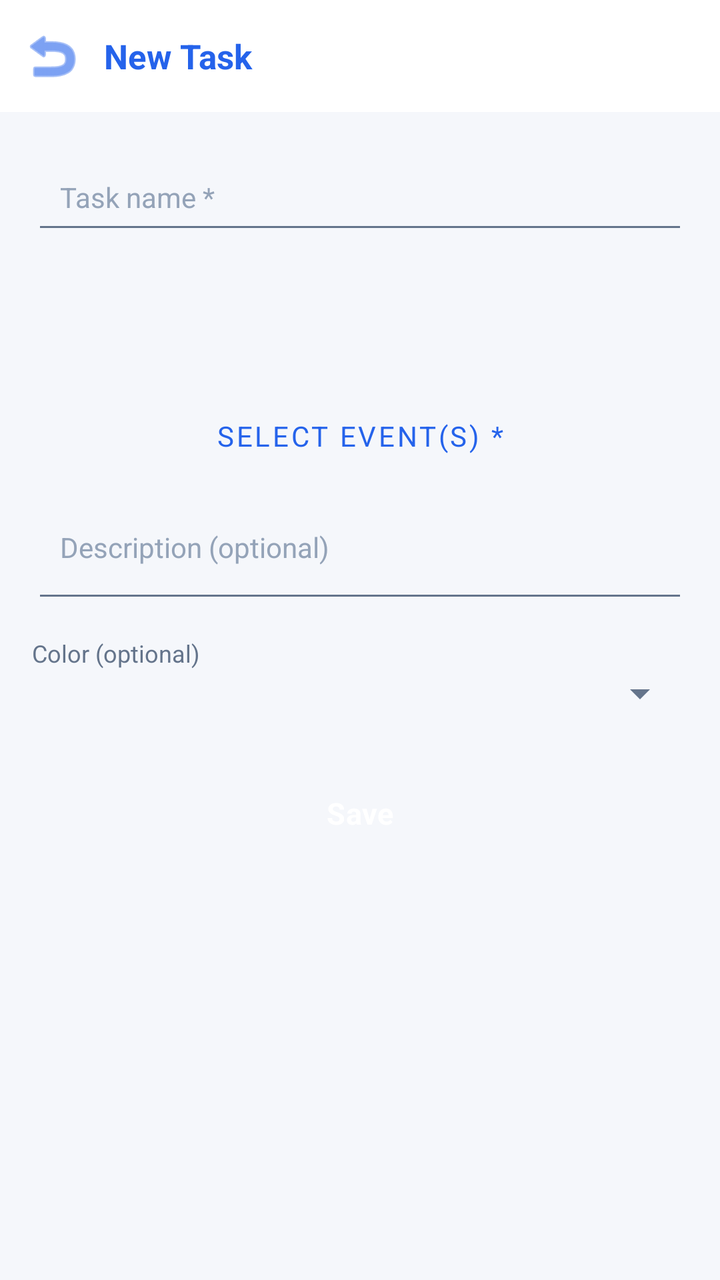
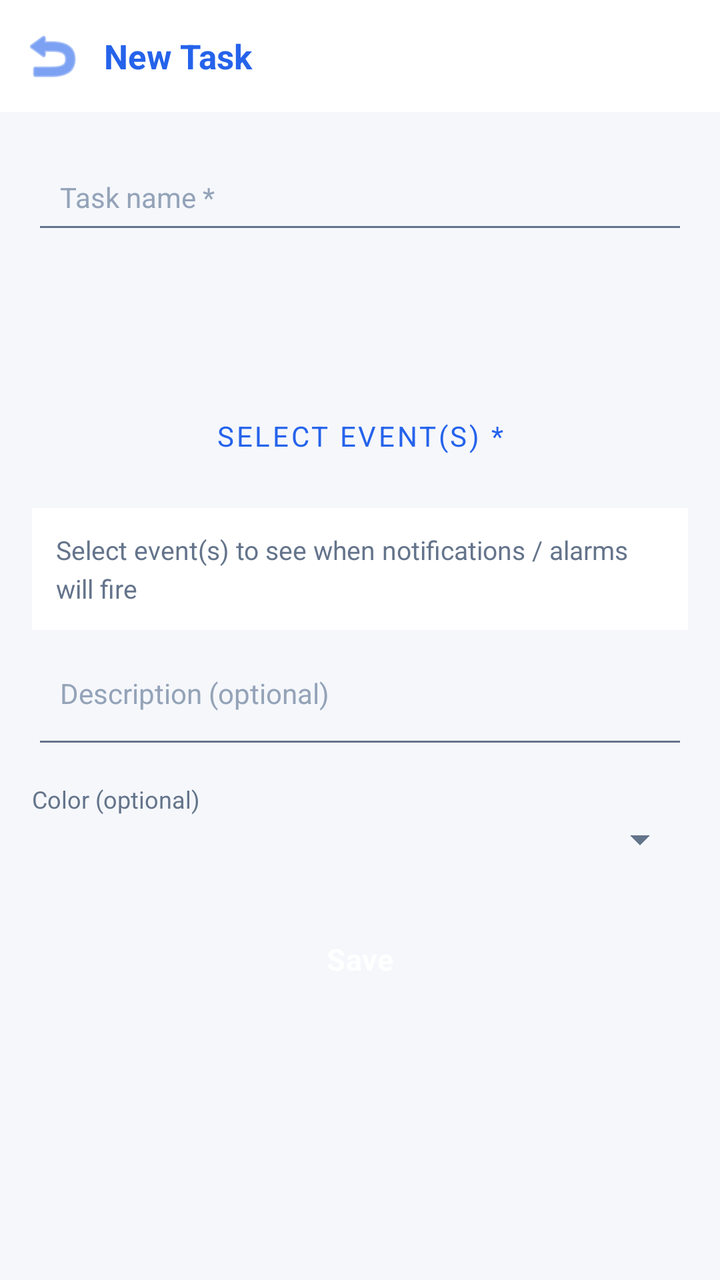

Before-and-after screenshots of an Android layout around one commit, followed by the original layout XML and the change that was made.
<!-- AndroidManifest.xml: application theme Theme.ExpenseOS -->
<!-- res/layout/activity_add_task.xml -->
<?xml version="1.0" encoding="utf-8"?>
<ScrollView xmlns:android="http://schemas.android.com/apk/res/android"
    android:layout_width="match_parent"
    android:layout_height="match_parent"
    android:background="@color/bg">

    <LinearLayout
        android:layout_width="match_parent"
        android:layout_height="wrap_content"
        android:orientation="vertical">

        <LinearLayout
            android:layout_width="match_parent"
            android:layout_height="56dp"
            android:background="@color/nav_bg"
            android:gravity="center_vertical"
            android:orientation="horizontal"
            android:paddingHorizontal="8dp">

            <ImageButton
                android:id="@+id/btnBack"
                android:layout_width="36dp"
                android:layout_height="36dp"
                android:background="?attr/selectableItemBackgroundBorderless"
                android:src="@android:drawable/ic_menu_revert"
                android:tint="@color/primary" />

            <TextView
                android:layout_width="wrap_content"
                android:layout_height="wrap_content"
                android:layout_marginStart="8dp"
                android:text="New Task"
                android:textColor="@color/primary"
                android:textSize="17sp"
                android:textStyle="bold" />
        </LinearLayout>

        <LinearLayout
            android:layout_width="match_parent"
            android:layout_height="wrap_content"
            android:orientation="vertical"
            android:padding="16dp">

            <EditText
                android:id="@+id/etTaskName"
                android:layout_width="match_parent"
                android:layout_height="wrap_content"
                android:hint="Task name *" />

            <LinearLayout
                android:layout_width="match_parent"
                android:layout_height="wrap_content"
                android:layout_marginTop="12dp"
                android:orientation="horizontal">

                <Button
                    android:id="@+id/btnTaskDate"
                    style="@style/Widget.MaterialComponents.Button.OutlinedButton"
                    android:layout_width="0dp"
                    android:layout_height="wrap_content"
                    android:layout_weight="1" />

                <Button
                    android:id="@+id/btnTaskTime"
                    style="@style/Widget.MaterialComponents.Button.OutlinedButton"
                    android:layout_width="0dp"
                    android:layout_height="wrap_content"
                    android:layout_weight="1"
                    android:layout_marginStart="8dp" />
            </LinearLayout>

            <Button
                android:id="@+id/btnTaskEvents"
                style="@style/Widget.MaterialComponents.Button.OutlinedButton"
                android:layout_width="match_parent"
                android:layout_height="wrap_content"
                android:layout_marginTop="12dp"
                android:text="Select event(s) *" />

            <EditText
                android:id="@+id/etTaskDescription"
                android:layout_width="match_parent"
                android:layout_height="wrap_content"
                android:layout_marginTop="12dp"
                android:hint="Description (optional)"
                android:minLines="2"
                android:gravity="top" />

            <TextView
                android:layout_width="wrap_content"
                android:layout_height="wrap_content"
                android:layout_marginTop="12dp"
                android:text="Color (optional)"
                android:textSize="12sp"
                android:textColor="@color/text_muted" />

            <Spinner
                android:id="@+id/spTaskColor"
                android:layout_width="match_parent"
                android:layout_height="wrap_content" />

            <Button
                android:id="@+id/btnSaveTask"
                style="@style/BtnPrimary"
                android:layout_width="match_parent"
                android:layout_height="48dp"
                android:layout_marginTop="24dp"
                android:text="Save" />
        </LinearLayout>
    </LinearLayout>
</ScrollView>
<!-- resources referenced by this layout -->
<resources>
  <color name="bg">#F5F7FB</color>
  <color name="nav_bg">#FFFFFF</color>
  <color name="primary">#2563EB</color>
  <color name="text_muted">#64748B</color>
  <style name="BtnPrimary" parent="BtnBase">
          <item name="backgroundTint">@color/primary</item>
          <item name="android:textColor">@color/on_primary</item>
      </style>
  <color name="on_primary">#FFFFFF</color>
  <color name="primary_dark">#1D4ED8</color>
  <color name="secondary">#0F766E</color>
  <color name="secondary_dark">#115E59</color>
  <color name="surface">#FFFFFF</color>
  <color name="text">#0F172A</color>
  <color name="danger">#E11D48</color>
  <color name="text_hint">#94A3B8</color>
  <style name="Widget.ExpenseOS.EditText" parent="Widget.AppCompat.EditText">
          <item name="android:textSize">@dimen/type_body</item>
          <item name="android:textColor">@color/text</item>
          <item name="android:textColorHint">@color/text_hint</item>
          <item name="android:paddingStart">14dp</item>
          <item name="android:paddingEnd">14dp</item>
          <item name="android:minHeight">@dimen/input_height</item>
      </style>
  <style name="ThemeOverlay.ExpenseOS.Dialog" parent="ThemeOverlay.MaterialComponents.MaterialAlertDialog">
          <item name="colorPrimary">@color/primary</item>
          <item name="colorSurface">@color/surface</item>
          <item name="colorOnSurface">@color/text</item>
          <item name="shapeAppearanceOverlay">@style/ShapeAppearance.ExpenseOS.Dialog</item>
          <item name="android:windowMinWidthMajor">84%</item>
          <item name="android:windowMinWidthMinor">84%</item>
      </style>
  <style name="ThemeOverlay.ExpenseOS.BottomSheet" parent="ThemeOverlay.MaterialComponents.BottomSheetDialog">
          <item name="bottomSheetStyle">@style/Widget.ExpenseOS.BottomSheet</item>
      </style>
  <style name="ThemeOverlay.ExpenseOS.TimePicker" parent="ThemeOverlay.MaterialComponents.TimePicker">
          <item name="colorPrimary">@color/primary</item>
          <item name="colorOnPrimary">@color/on_primary</item>
          <item name="colorSurface">@color/surface</item>
          <item name="colorOnSurface">@color/text</item>
          <item name="shapeAppearanceMediumComponent">@style/ShapeAppearance.ExpenseOS.Dialog</item>
      </style>
  <style name="Animation.ExpenseOS.Window" parent="@android:style/Animation.Activity">
          <item name="android:activityOpenEnterAnimation">@anim/screen_enter</item>
          <item name="android:activityOpenExitAnimation">@anim/screen_exit</item>
          <item name="android:activityCloseEnterAnimation">@anim/screen_pop_enter</item>
          <item name="android:activityCloseExitAnimation">@anim/screen_pop_exit</item>
      </style>
  <dimen name="type_subtitle">15sp</dimen>
  <dimen name="touch_target">48dp</dimen>
  <dimen name="type_body">14sp</dimen>
  <dimen name="input_height">50dp</dimen>
  <style name="ShapeAppearance.ExpenseOS.Dialog" parent="ShapeAppearance.MaterialComponents.MediumComponent">
          <item name="cornerFamily">rounded</item>
          <item name="cornerSize">26dp</item>
      </style>
  <style name="Widget.ExpenseOS.BottomSheet" parent="Widget.MaterialComponents.BottomSheet.Modal">
          <item name="shapeAppearanceOverlay">@style/ShapeAppearance.ExpenseOS.Sheet</item>
          <item name="backgroundTint">@color/surface</item>
      </style>
  <style name="ShapeAppearance.ExpenseOS.Sheet" parent="">
          <item name="cornerFamily">rounded</item>
          <item name="cornerSizeTopLeft">26dp</item>
          <item name="cornerSizeTopRight">26dp</item>
          <item name="cornerSizeBottomLeft">0dp</item>
          <item name="cornerSizeBottomRight">0dp</item>
      </style>
  <!-- unchanged entries left out for length: 2 -->
</resources>

<!-- the commit's change to res/layout/activity_add_task.xml (unified diff, before → after) -->
@@ -77,6 +77,18 @@
                 android:layout_marginTop="12dp"
                 android:text="Select event(s) *" />
 
+            <TextView
+                android:id="@+id/tvScheduleSummary"
+                android:layout_width="match_parent"
+                android:layout_height="wrap_content"
+                android:layout_marginTop="12dp"
+                android:background="@color/nav_bg"
+                android:lineSpacingExtra="4dp"
+                android:padding="12dp"
+                android:text="Select event(s) to see when notifications / alarms will fire"
+                android:textColor="@color/text_muted"
+                android:textSize="13sp" />
+
             <EditText
                 android:id="@+id/etTaskDescription"
                 android:layout_width="match_parent"
